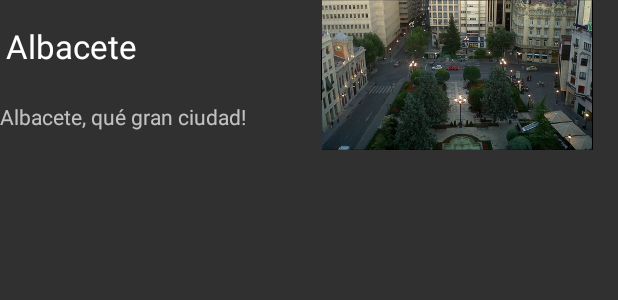
After one commit to BRJ-23/AndroidPracticeIbipAPP, an Android app: the layout listview_pepe_linea_acivity.xml on its own in the app's theme, with its tools: preview values and no code run, on a phone screen of 412 x 824 dp. The commit adds this screen. Shown: the top 300 px of the screen. Run offline under Robolectric (Android 15) with nearby library versions, the phone set to English and light mode, and no system bars.

Commit message:
Custom ListView Pepe Added

```diff
--- a/app/src/main/java/com/example/ibip/ascreen/Main.java
+++ b/app/src/main/java/com/example/ibip/ascreen/Main.java
@@ -154,6 +154,12 @@ public class Main extends AppCompatActivity {
         startActivity(i);
     }
 
+    public void listviewpepe(View view){
+        Intent i = new Intent(this, com.example.ibip.listViewPepe.MainActivity.class);
+        i.setFlags(Intent.FLAG_ACTIVITY_CLEAR_TOP);
+        startActivity(i);
+    }
+
 
 
 }
--- /dev/null
+++ b/app/src/main/res/layout/listview_pepe_linea_acivity.xml
@@ -0,0 +1,55 @@
+<?xml version="1.0" encoding="utf-8"?>
+<androidx.constraintlayout.widget.ConstraintLayout xmlns:android="http://schemas.android.com/apk/res/android"
+    xmlns:app="http://schemas.android.com/apk/res-auto"
+    xmlns:tools="http://schemas.android.com/tools"
+    android:id="@+id/relativeLayout"
+    android:layout_width="fill_parent"
+    android:layout_height="fill_parent">
+
+    <ImageView
+        android:id="@+id/imagenCiudad"
+        android:layout_width="181dp"
+        android:layout_height="100dp"
+        android:layout_alignParentTop="true"
+        android:layout_alignParentEnd="true"
+        android:layout_alignParentRight="true"
+        android:layout_toEndOf="@+id/descripcion"
+        android:src="@drawable/albacete"
+        app:layout_constraintBottom_toBottomOf="parent"
+        app:layout_constraintEnd_toEndOf="parent"
+        app:layout_constraintHorizontal_bias="0.753"
+        app:layout_constraintRight_toRightOf="parent"
+        app:layout_constraintStart_toEndOf="@+id/descripcion"
+        app:layout_constraintTop_toTopOf="parent"
+        app:layout_constraintVertical_bias="0.0" />
+
+    <TextView
+        android:id="@+id/nombre"
+        android:layout_width="wrap_content"
+        android:layout_height="wrap_content"
+        android:layout_marginStart="4dp"
+        android:layout_marginTop="16dp"
+        android:text="Albacete"
+        android:textAppearance="?android:attr/textAppearanceLarge"
+        app:layout_constraintLeft_toLeftOf="parent"
+        app:layout_constraintStart_toStartOf="parent"
+        app:layout_constraintTop_toTopOf="parent" />
+
+    <TextView
+        android:id="@+id/descripcion"
+        android:layout_width="wrap_content"
+        android:layout_height="wrap_content"
+
+        android:layout_marginTop="26dp"
+        android:ellipsize="none"
+        android:scrollHorizontally="false"
+        android:text="Albacete, qué gran ciudad!"
+        app:layout_constraintBottom_toBottomOf="@+id/imagenCiudad"
+        app:layout_constraintEnd_toEndOf="@+id/nombre"
+        app:layout_constraintHorizontal_bias="0.0"
+        app:layout_constraintLeft_toLeftOf="parent"
+        app:layout_constraintRight_toRightOf="@+id/nombre"
+        app:layout_constraintStart_toStartOf="parent"
+        app:layout_constraintTop_toTopOf="parent"
+        app:layout_constraintVertical_bias="0.763" />
+</androidx.constraintlayout.widget.ConstraintLayout>
```
Also changed, not shown: app/src/main/AndroidManifest.xml (+6 -3 lines), app/src/main/java/com/example/ibip/listViewPepe/MainActivity.java (added, +56 -0 lines), app/src/main/java/com/example/ibip/listViewPepe/MiAdaptador.java (added, +64 -0 lines), app/src/main/java/com/example/ibip/listViewPepe/Nombres.java (added, +27 -0 lines), app/src/main/res/layout/ascreen_activity.xml (+7 -0 lines), app/src/main/res/layout/listview_pepe_inflate_activity.xml (added, +47 -0 lines).
